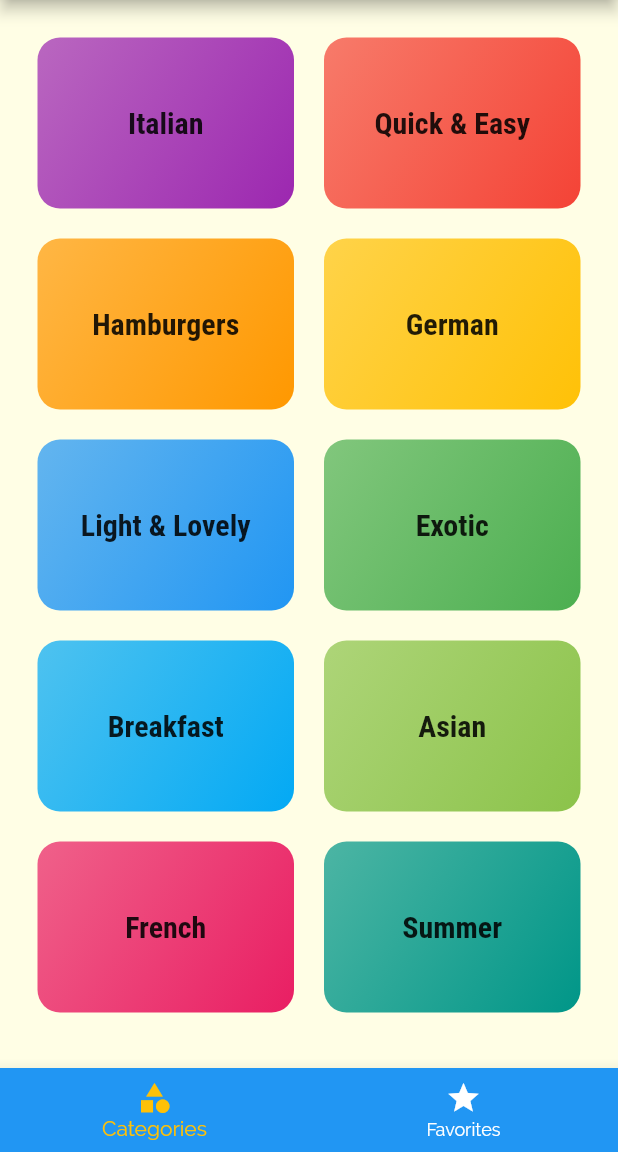
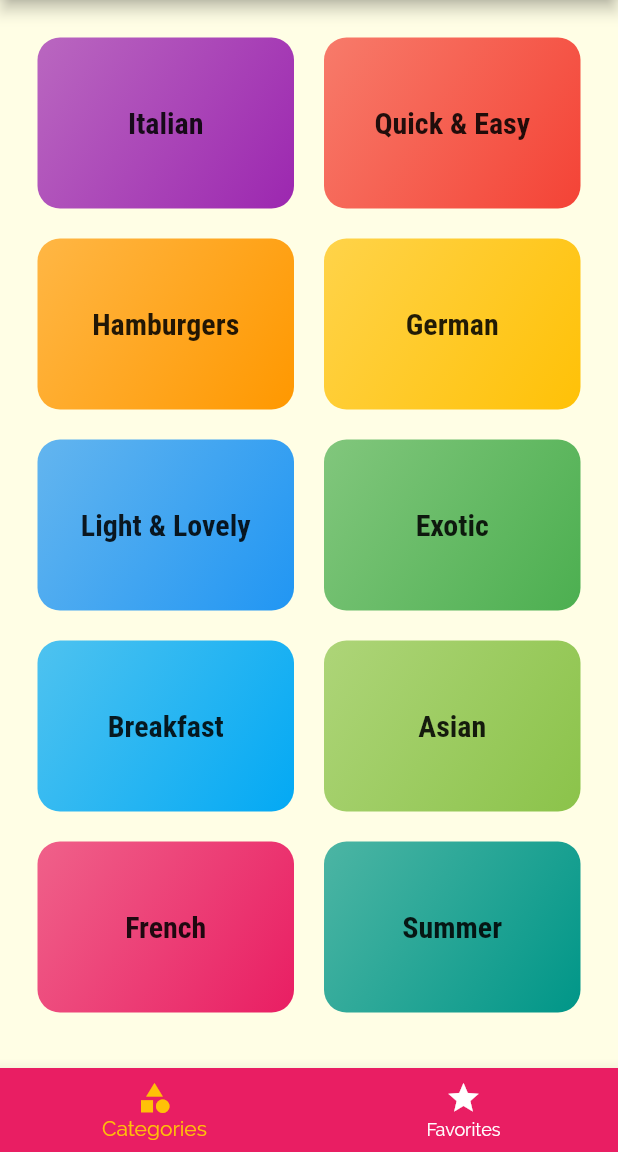
Before and after one commit to Vibhav04/Meals-App, a Flutter app: the screen it shows after launch, on a phone screen of 412 x 824 dp, the part 84-1236 px from its top. Run offline on Flutter 3.47's test engine with Material 2 defaults, Android fonts, the phone set to English and light mode, and no system bars; our stand-ins replace animated_splash_screen.

Commit message:
updated primary color error

```diff
--- a/lib/main.dart
+++ b/lib/main.dart
@@ -91,8 +91,12 @@ class _MyAppState extends State<MyApp> {
                 fontWeight: FontWeight.bold,
               ),
             ),
-        colorScheme: ColorScheme.fromSwatch(primarySwatch: Colors.pink)
-            .copyWith(secondary: Colors.amber),
+        colorScheme: ColorScheme.fromSwatch(
+          primarySwatch: Colors.pink,
+        ).copyWith(
+          primary: Colors.pink,
+          secondary: Colors.amber,
+        ),
       ),
       home: SplashScreen(),
       routes: {
--- a/lib/screens/tabs_screen.dart
+++ b/lib/screens/tabs_screen.dart
@@ -53,18 +53,18 @@ class _TabsScreenState extends State<TabsScreen> {
       body: _pages[_selectedPageIndex]['page'] as Widget,
       bottomNavigationBar: BottomNavigationBar(
         onTap: _selectPage,
-        backgroundColor: Theme.of(context).primaryColor,
+        backgroundColor: Theme.of(context).colorScheme.primary,
         unselectedItemColor: Colors.white,
         selectedItemColor: Theme.of(context).colorScheme.secondary,
         currentIndex: _selectedPageIndex,
         items: [
           BottomNavigationBarItem(
-            backgroundColor: Theme.of(context).primaryColor,
+            backgroundColor: Theme.of(context).colorScheme.primary,
             icon: const Icon(Icons.category),
             label: 'Categories',
           ),
           BottomNavigationBarItem(
-            backgroundColor: Theme.of(context).primaryColor,
+            backgroundColor: Theme.of(context).colorScheme.primary,
             icon: const Icon(Icons.star),
             label: 'Favorites',
           ),
--- a/lib/widgets/main_drawer.dart
+++ b/lib/widgets/main_drawer.dart
@@ -39,7 +39,7 @@ class MainDrawer extends StatelessWidget {
               style: TextStyle(
                 fontWeight: FontWeight.w900,
                 fontSize: 30,
-                color: Theme.of(context).primaryColor,
+                color: Theme.of(context).colorScheme.primary,
               ),
             ),
           ),
```
